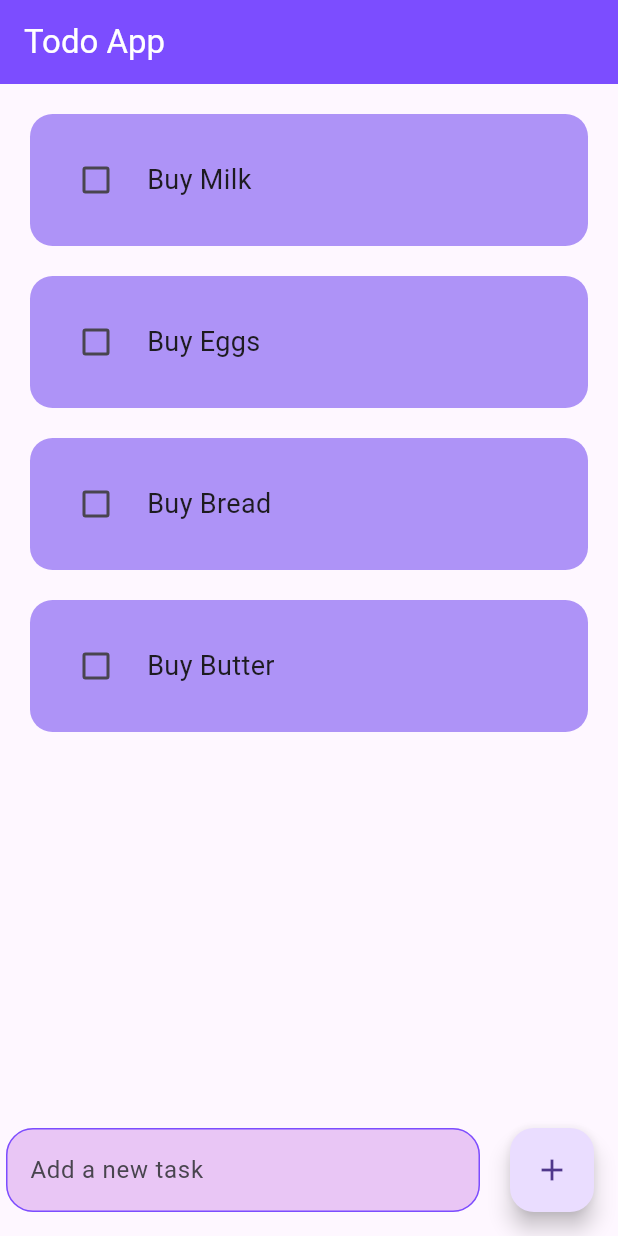
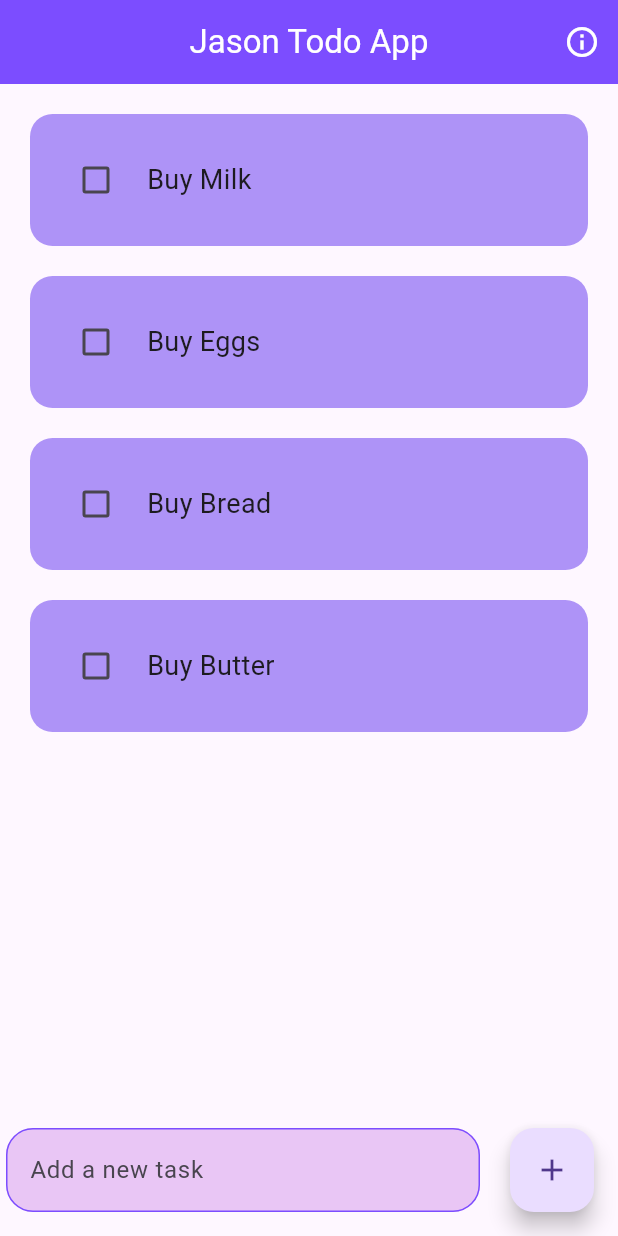
Before and after one commit to Jasonmbithi11/todo_app, a Flutter app: the screen it shows after launch, on a phone screen of 412 x 824 dp. Run offline on Flutter 3.47's test engine with Material 3 defaults, Android fonts, the phone set to English and light mode, and no system bars; drawn by our look-alikes of flutter_slidable.

Commit message:
second commit

```diff
--- a/lib/pages/home_page.dart
+++ b/lib/pages/home_page.dart
@@ -41,9 +41,32 @@ class _HomepageState extends State<Homepage> {
   Widget build(BuildContext context) {
     return Scaffold(
       appBar: AppBar(
-        title: const Text('Todo App'),
+        title: const Text('Jason Todo App'),
         backgroundColor: Colors.deepPurpleAccent,
         foregroundColor: Colors.white,
+        centerTitle: true,
+        actions: [
+          IconButton(
+            onPressed: () {
+              showDialog(
+                context: context,
+                builder: (context) {
+                  return AlertDialog(
+                    title: const Text('About'),
+                    content: const Text('This is a simple TodoList App Jason created inorder to keep track his tasks.'),
+                    actions: [
+                      TextButton(
+                        onPressed: () => Navigator.of(context).pop(),
+                        child: const Text('OK'),
+                      ),
+                    ],
+                  );
+                },
+              );
+            },
+            icon: const Icon(Icons.info_outline),
+          ),
+        ],
       ),
 
      body: ListView.builder(
```
